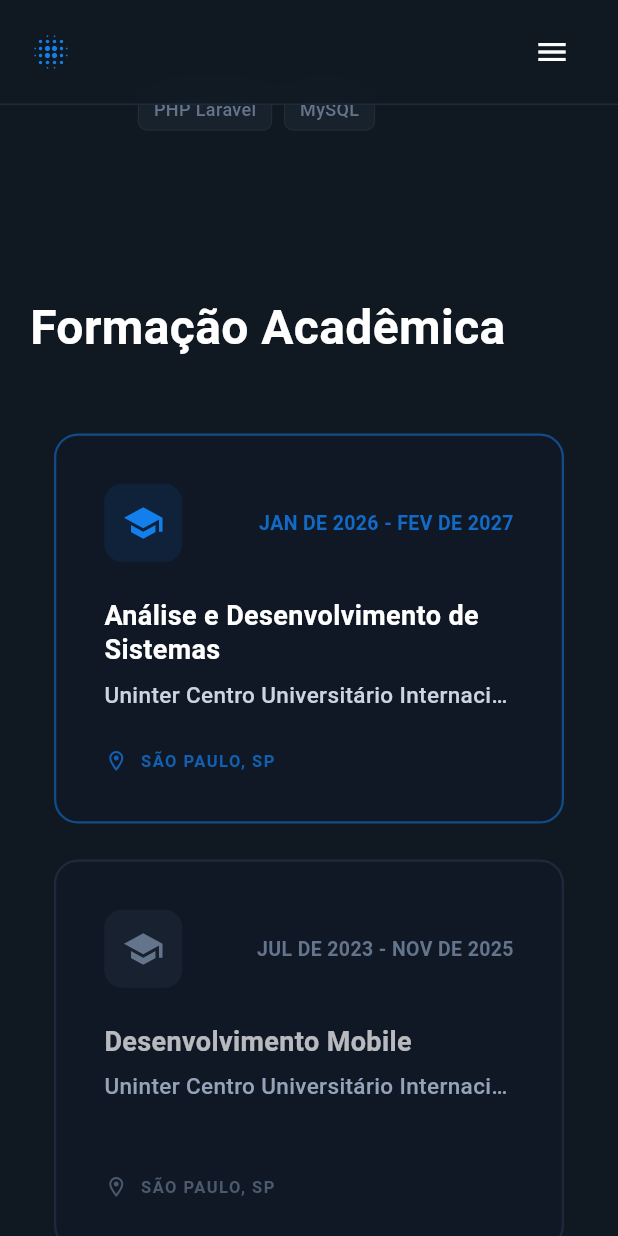
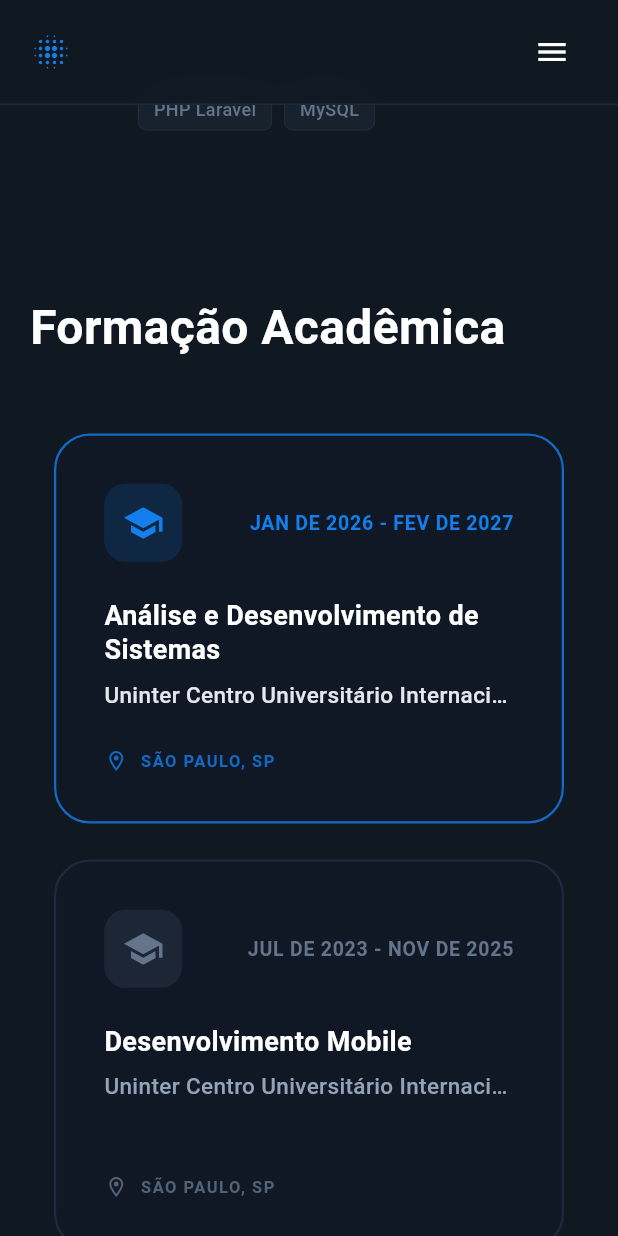
Before and after one commit to thak1996/portfolio_flutter, a Flutter app: the screen it shows after launch, scrolled down 3456 dp, on a phone screen of 412 x 824 dp. Run offline on Flutter 3.47's test engine with Material 3 defaults, Android fonts, the phone set to English and light mode, and no system bars; drawn by our look-alikes of flutter_animate; our stand-ins replace flutter_dotenv, go_router, mask_text_input_formatter, responsive_framework, visibility_detector; network calls fail.

Commit message:
feat: enhance EducationCard with hover effects, improved styling, and responsive adjustments

```diff
--- a/lib/app/modules/study_section/widgets/education_card.widget.dart
+++ b/lib/app/modules/study_section/widgets/education_card.widget.dart
@@ -19,9 +19,8 @@ class _EducationCardState extends State<EducationCard> {
   Widget build(BuildContext context) {
     final bool isActive = widget.edu.currentEducation || isHovered;
 
-    final Color highlightColor = isActive //
-        ? AppColors.primary
-        : const Color(0xFF64748B);
+    final Color highlightColor =
+        isActive ? AppColors.primary : const Color(0xFF64748B);
 
     final cardWidth = ResponsiveValue<double>(
       context,
@@ -54,15 +53,29 @@ class _EducationCardState extends State<EducationCard> {
         width: cardWidth,
         height: cardHeight,
         padding: const EdgeInsets.all(32),
+        transform: isHovered
+            ? Matrix4.translationValues(0, -10, 0)
+            : Matrix4.identity(),
         decoration: BoxDecoration(
-          color: AppColors.bgSlateDeep.withValues(alpha: 0.4),
-          borderRadius: BorderRadius.circular(16),
+          color: isHovered
+              ? AppColors.bgSlateDeep.withValues(alpha: 0.6)
+              : AppColors.bgSlateDeep.withValues(alpha: 0.4),
+          borderRadius: BorderRadius.circular(24),
           border: Border.all(
             color: isActive
-                ? highlightColor.withValues(alpha: 0.5)
+                ? highlightColor.withValues(alpha: 0.8)
                 : const Color(0xFF1E293B),
-            width: 1.5,
+            width: isHovered ? 2 : 1.5,
           ),
+          boxShadow: [
+            if (isHovered)
+              BoxShadow(
+                color: AppColors.primary.withValues(alpha: 0.25),
+                blurRadius: 30,
+                spreadRadius: -5,
+                offset: const Offset(0, 15),
+              ),
+          ],
         ),
         child: Column(
           crossAxisAlignment: CrossAxisAlignment.start,
@@ -70,22 +83,30 @@ class _EducationCardState extends State<EducationCard> {
             Row(
               mainAxisAlignment: MainAxisAlignment.spaceBetween,
               children: [
-                Container(
+                AnimatedContainer(
+                  duration: const Duration(milliseconds: 300),
                   padding: const EdgeInsets.all(12),
                   decoration: BoxDecoration(
-                    color: highlightColor.withValues(alpha: 0.1),
-                    borderRadius: BorderRadius.circular(12),
+                    color: highlightColor.withValues(alpha: 0.15),
+                    borderRadius: BorderRadius.circular(14),
+                    boxShadow: [
+                      if (isHovered)
+                        BoxShadow(
+                          color: highlightColor.withValues(alpha: 0.2),
+                          blurRadius: 10,
+                        )
+                    ],
                   ),
                   child: Icon(widget.edu.icon, color: highlightColor, size: 28),
                 ),
                 Text(
                   widget.edu.year.toUpperCase(),
                   style: TextStyle(
-                    color: isActive
-                        ? AppColors.primary.withValues(alpha: 0.8)
-                        : const Color(0xFF64748B),
+                    color:
+                        isActive ? AppColors.primary : const Color(0xFF64748B),
                     fontWeight: FontWeight.bold,
                     fontSize: 13,
+                    letterSpacing: 0.5,
                   ),
                 ),
               ],
@@ -96,7 +117,7 @@ class _EducationCardState extends State<EducationCard> {
               maxLines: 2,
               overflow: TextOverflow.ellipsis,
               style: TextStyle(
-                color: isActive ? Colors.white : Colors.white70,
+                color: Colors.white,
                 fontSize: 18,
                 fontWeight: FontWeight.bold,
                 height: 1.3,
@@ -109,7 +130,7 @@ class _EducationCardState extends State<EducationCard> {
               overflow: TextOverflow.ellipsis,
               style: TextStyle(
                 color: isActive
-                    ? const Color(0xFFCBD5E1)
+                    ? const Color(0xFFE2E8F0)
                     : const Color(0xFF94A3B8),
                 fontSize: 15,
                 fontWeight: FontWeight.w500,
@@ -121,7 +142,7 @@ class _EducationCardState extends State<EducationCard> {
                 Icon(
                   Icons.location_on_outlined,
                   size: 16,
-                  color: highlightColor.withValues(alpha: 0.7),
+                  color: highlightColor.withValues(alpha: 0.8),
                 ),
                 const SizedBox(width: 8),
                 Expanded(
@@ -130,7 +151,7 @@ class _EducationCardState extends State<EducationCard> {
                     maxLines: 1,
                     overflow: TextOverflow.ellipsis,
                     style: TextStyle(
-                      color: highlightColor.withValues(alpha: 0.7),
+                      color: highlightColor.withValues(alpha: 0.8),
                       fontSize: 11,
                       fontWeight: FontWeight.bold,
                       letterSpacing: 1.0,
```
